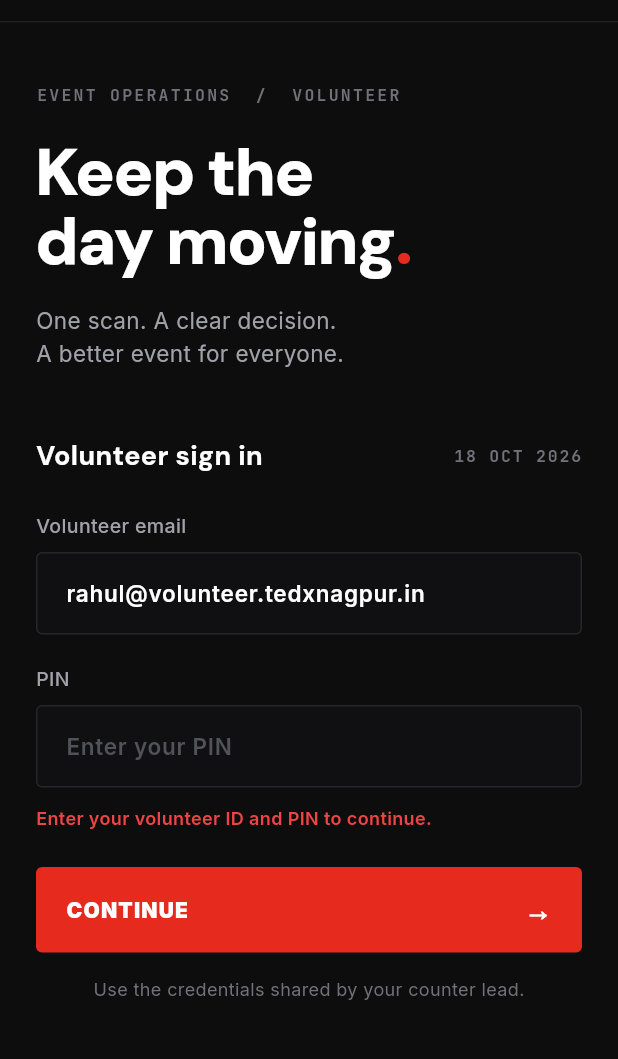
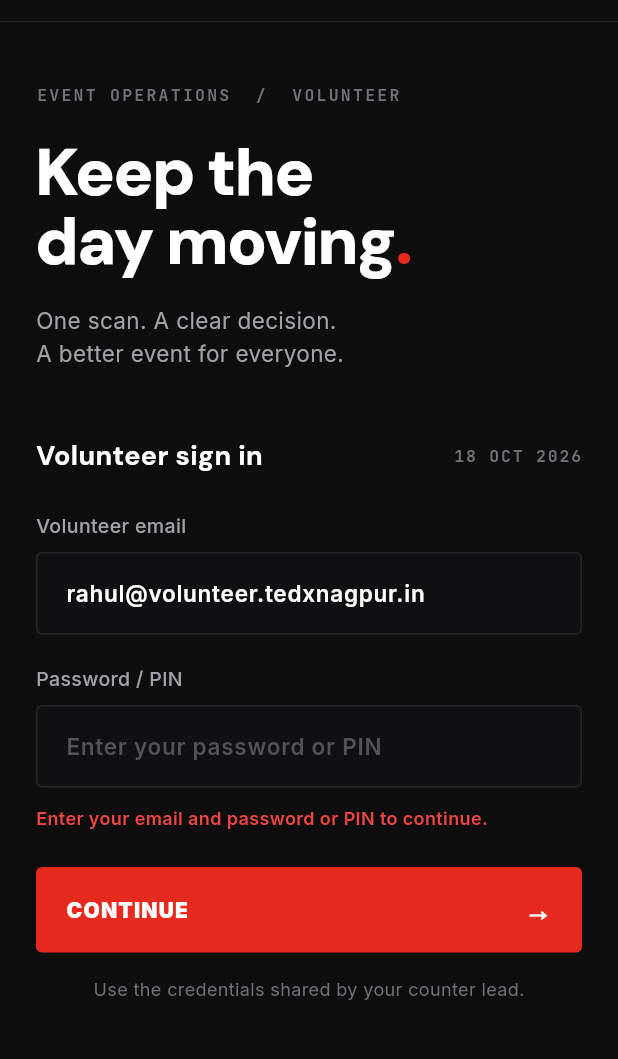
Before and after one commit to korderushi07/tedx-ticketing-app, a Flutter app: the screen it shows after launch, after a tap on "CONTINUE", on a phone screen of 412 x 824 dp, the part 54-1113 px from its top. Run offline on Flutter 3.47's test engine with Material 3 defaults, Android fonts, the phone set to English and light mode, and no system bars; our stand-ins replace flutter_dotenv, flutter_riverpod, flutter_secure_storage, google_fonts, permission_handler; missing offline and left inert: mobile_scanner.

Commit message:
ui fixed of counter screen

```diff
--- a/lib/models/app_models.dart
+++ b/lib/models/app_models.dart
@@ -13,6 +13,15 @@ class CounterInfo {
   final int? id;
   final int? addonId;
 
+  String get description => switch (code) {
+    'C01' => 'Registration / Ticket Verification',
+    'C02' => 'Food redemption',
+    'C03' => 'T-Shirt redemption',
+    'C04' => 'Goodie Bag redemption',
+    'C05' => 'VIP Workshop Check-in',
+    _ => '$benefit redemption',
+  };
+
   const CounterInfo({
     required this.key,
     required this.name,
@@ -27,15 +36,15 @@ class CounterInfo {
     key: CounterKey.food,
     name: 'Food Counter 01',
     benefit: 'Lunch',
-    code: 'FC–01',
+    code: 'C02',
     total: 0,
   );
 
   static const merch = CounterInfo(
     key: CounterKey.merch,
-    name: 'Merchandise Counter',
+    name: 'T-Shirt Counter',
     benefit: 'T-Shirt',
-    code: 'MC–01',
+    code: 'C03',
     total: 0,
   );
 
--- a/lib/screens/counter_assignment_screen.dart
+++ b/lib/screens/counter_assignment_screen.dart
@@ -256,7 +256,7 @@ class _CounterAssignmentScreenState extends State<CounterAssignmentScreen> {
                               ),
                               const SizedBox(height: 4),
                               Text(
-                                '${counter.benefit} redemption',
+                                counter.description,
                                 style: AppFonts.body(
                                   color: TEDxColors.textSecondary,
                                   fontSize: 12,
--- a/lib/screens/login_screen.dart
+++ b/lib/screens/login_screen.dart
@@ -25,7 +25,7 @@ class _LoginScreenState extends State<LoginScreen> {
 
     if (email.isEmpty || password.isEmpty) {
       setState(
-        () => _errorMsg = 'Enter your volunteer ID and PIN to continue.',
+        () => _errorMsg = 'Enter your email and password or PIN to continue.',
       );
       return;
     }
@@ -175,9 +175,9 @@ class _LoginScreenState extends State<LoginScreen> {
               ),
               const SizedBox(height: 20),
 
-              // PIN label & input
+              // Password / PIN label & input
               Text(
-                'PIN',
+                'Password / PIN',
                 style: AppFonts.body(
                   color: const Color(0xFFA1A1AA),
                   fontSize: 13,
@@ -188,7 +188,9 @@ class _LoginScreenState extends State<LoginScreen> {
               TextField(
                 controller: _pinController,
                 obscureText: true,
-                keyboardType: TextInputType.number,
+                keyboardType: TextInputType.visiblePassword,
+                autocorrect: false,
+                enableSuggestions: false,
                 style: AppFonts.body(
                   color: Colors.white,
                   fontSize: 15,
@@ -212,7 +214,7 @@ class _LoginScreenState extends State<LoginScreen> {
                       width: 1.5,
                     ),
                   ),
-                  hintText: 'Enter your PIN',
+                  hintText: 'Enter your password or PIN',
                   hintStyle: AppFonts.body(color: const Color(0xFF52525B)),
                 ),
               ),
```
Also changed, not shown: 2 other files.
